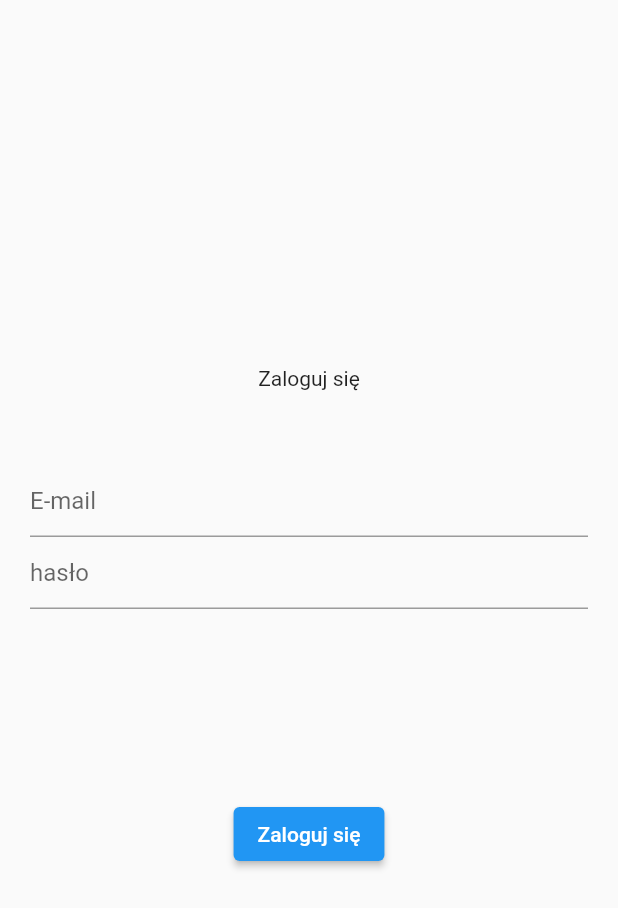
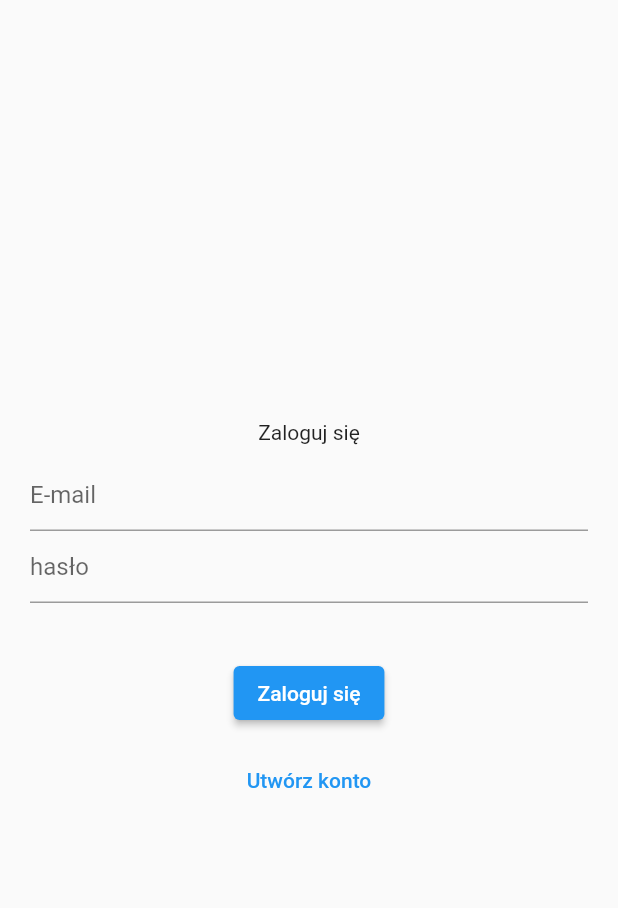
Before and after one commit to stanislawszewerda/burgery_opole, a Flutter app: the screen it shows after launch, on a phone screen of 412 x 824 dp. Shown: the top 908 px of the screen. Run offline on Flutter 3.47's test engine with Material 2 defaults, Android fonts, the phone set to English and light mode, and no system bars; our stand-ins replace firebase_auth, firebase_core; accounts and stored records are empty.

Commit message:
Add Registration

```diff
--- a/lib/App/Login/login_page.dart
+++ b/lib/App/Login/login_page.dart
@@ -18,6 +18,7 @@
 
 class _LoginPageState extends State<LoginPage> {
   var errorMessage = '';
+  var isCreatingAccount = false;
 
   @override
   Widget build(BuildContext context) {
@@ -28,9 +29,9 @@
         child: Column(
           mainAxisAlignment: MainAxisAlignment.center,
           children: [
-            const Text('Zaloguj się'),
+            Text(isCreatingAccount == true ? 'Zarejestruj sie' : 'Zaloguj się'),
             const SizedBox(
-              height: 50,
+              height: 10,
             ),
             TextField(
               decoration: const InputDecoration(hintText: 'E-mail'),
@@ -42,14 +43,29 @@
               controller: widget.passwordController,
             ),
             const SizedBox(
-              height: 100,
+              height: 10,
             ),
             Text(errorMessage),
             const SizedBox(
               height: 10,
             ),
             ElevatedButton(
-                onPressed: () async {
+              onPressed: () async {
+                if (isCreatingAccount == true) {
+                  //rejestracja
+                  try {
+                    await FirebaseAuth.instance.createUserWithEmailAndPassword(
+                      email: widget.emailController.text,
+                      password: widget.passwordController.text,
+                    );
+                  } catch (error) {
+                    setState(() {
+                      errorMessage = error.toString();
+                    });
+                    print(error);
+                  }
+                } else {
+                  //logowanie
                   try {
                     await FirebaseAuth.instance.signInWithEmailAndPassword(
                       email: widget.emailController.text,
@@ -61,8 +77,35 @@
                     });
                     print(error);
                   }
+                }
+              },
+              child: Text(isCreatingAccount == true
+                  ? 'Zarejestruj się'
+                  : 'Zaloguj się'),
+            ),
+            const SizedBox(
+              height: 10,
+            ),
+            if (isCreatingAccount == false) ...[
+              TextButton(
+                onPressed: () {
+                  setState(() {
+                    isCreatingAccount = true;
+                  });
                 },
-                child: const Text('Zaloguj się')),
+                child: const Text('Utwórz konto'),
+              ),
+            ],
+            if (isCreatingAccount == true) ...[
+              TextButton(
+                onPressed: () {
+                  setState(() {
+                    isCreatingAccount = false;
+                  });
+                },
+                child: const Text('Masz już konto? Zaloguj się!'),
+              ),
+            ],
           ],
         ),
       ),
```
